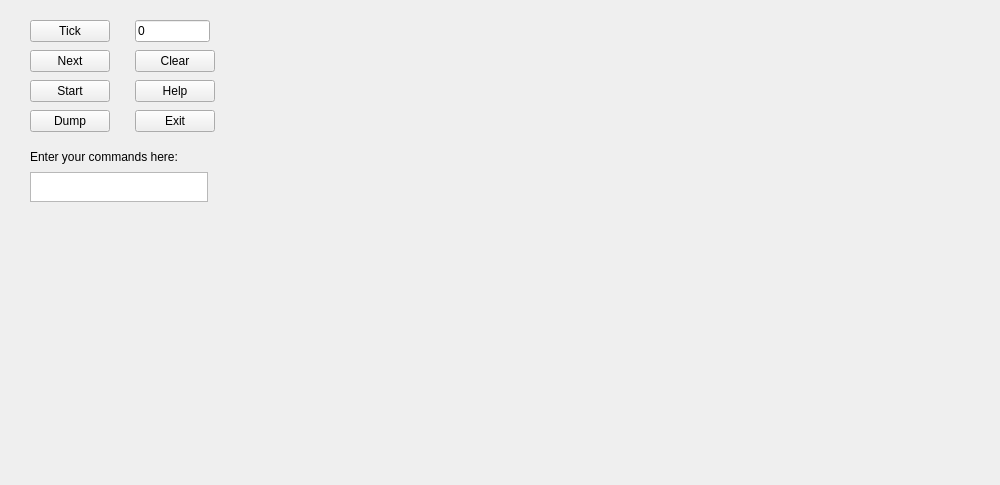
Qt form Life_Game/gamewindow.ui (Grenka054/Conway-s-Game-of-Life) before a commit.
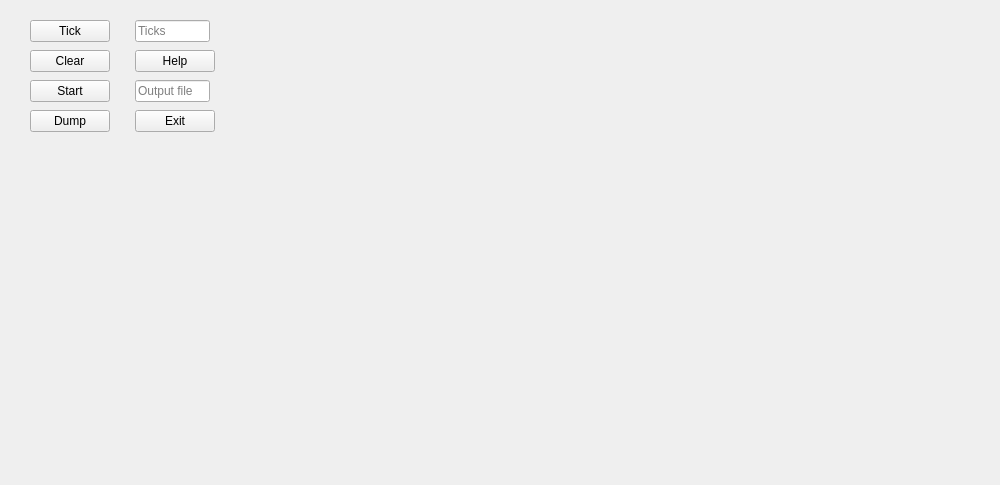
The same form after that commit.

Patch:
```diff
--- a/Life_Game/gamewindow.ui
+++ b/Life_Game/gamewindow.ui
@@ -179,28 +179,11 @@
              <height>16777215</height>
             </size>
            </property>
-           <property name="text">
-            <string>0</string>
+           <property name="toolTip">
+            <string>Number of ticks</string>
            </property>
-          </widget>
-         </item>
-         <item row="1" column="0">
-          <widget class="QPushButton" name="nextButton">
-           <property name="sizePolicy">
-            <sizepolicy hsizetype="Minimum" vsizetype="Fixed">
-             <horstretch>0</horstretch>
-             <verstretch>0</verstretch>
-            </sizepolicy>
-           </property>
-           <property name="text">
-            <string>Next</string>
-           </property>
-          </widget>
-         </item>
-         <item row="1" column="1">
-          <widget class="QPushButton" name="clearButton">
-           <property name="text">
-            <string>Clear</string>
+           <property name="placeholderText">
+            <string>Ticks</string>
            </property>
           </widget>
          </item>
@@ -217,20 +200,6 @@
            </property>
           </widget>
          </item>
-         <item row="2" column="1">
-          <widget class="QPushButton" name="helpButton">
-           <property name="text">
-            <string>Help</string>
-           </property>
-          </widget>
-         </item>
-         <item row="3" column="0">
-          <widget class="QPushButton" name="dumpButton">
-           <property name="text">
-            <string>Dump</string>
-           </property>
-          </widget>
-         </item>
          <item row="3" column="1">
           <widget class="QPushButton" name="exitButton">
            <property name="text">
@@ -238,6 +207,58 @@
            </property>
           </widget>
          </item>
+         <item row="1" column="0">
+          <widget class="QPushButton" name="clearButton">
+           <property name="toolTip">
+            <string>Clear universe</string>
+           </property>
+           <property name="text">
+            <string>Clear</string>
+           </property>
+          </widget>
+         </item>
+         <item row="3" column="0">
+          <widget class="QPushButton" name="dumpButton">
+           <property name="toolTip">
+            <string>Save universe to file</string>
+           </property>
+           <property name="text">
+            <string>Dump</string>
+           </property>
+          </widget>
+         </item>
+         <item row="1" column="1">
+          <widget class="QPushButton" name="helpButton">
+           <property name="toolTip">
+            <string>Show help</string>
+           </property>
+           <property name="text">
+            <string>Help</string>
+           </property>
+          </widget>
+         </item>
+         <item row="2" column="1">
+          <widget class="QLineEdit" name="dumpLine">
+           <property name="sizePolicy">
+            <sizepolicy hsizetype="Maximum" vsizetype="Fixed">
+             <horstretch>0</horstretch>
+             <verstretch>0</verstretch>
+            </sizepolicy>
+           </property>
+           <property name="maximumSize">
+            <size>
+             <width>75</width>
+             <height>16777215</height>
+            </size>
+           </property>
+           <property name="toolTip">
+            <string>Path to file for saving university</string>
+           </property>
+           <property name="placeholderText">
+            <string>Output file</string>
+           </property>
+          </widget>
+         </item>
         </layout>
        </item>
        <item>
@@ -253,42 +274,6 @@
          </property>
         </spacer>
        </item>
-       <item>
-        <widget class="QLabel" name="label">
-         <property name="text">
-          <string>Enter your commands here:</string>
-         </property>
-        </widget>
-       </item>
-       <item>
-        <widget class="QTextEdit" name="textEdit">
-         <property name="sizePolicy">
-          <sizepolicy hsizetype="Maximum" vsizetype="Expanding">
-           <horstretch>0</horstretch>
-           <verstretch>0</verstretch>
-          </sizepolicy>
-         </property>
-         <property name="maximumSize">
-          <size>
-           <width>178</width>
-           <height>30</height>
-          </size>
-         </property>
-        </widget>
-       </item>
-       <item>
-        <spacer name="verticalSpacer_3">
-         <property name="orientation">
-          <enum>Qt::Vertical</enum>
-         </property>
-         <property name="sizeHint" stdset="0">
-          <size>
-           <width>20</width>
-           <height>50</height>
-          </size>
-         </property>
-        </spacer>
-       </item>
       </layout>
      </item>
     </layout>
```
Left out of the diff: 9 changed lines with no effect on the pictures.
